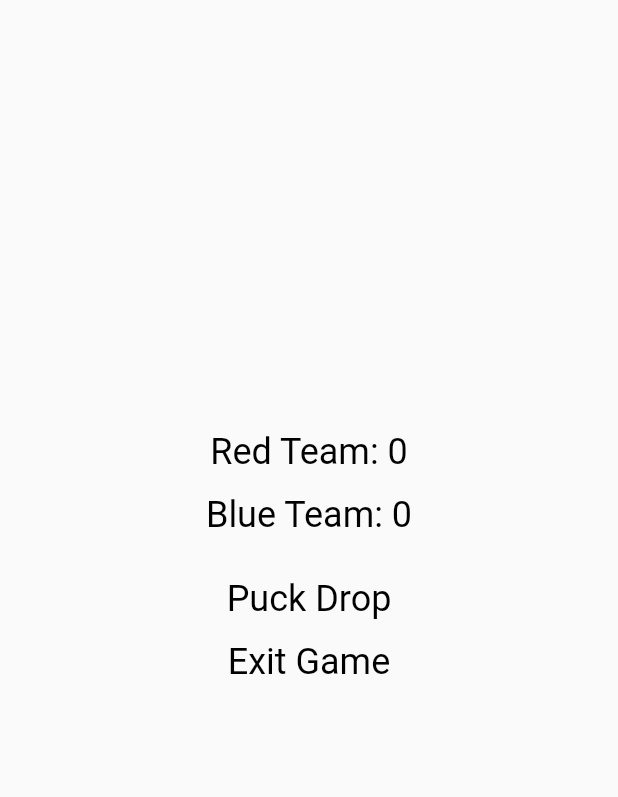
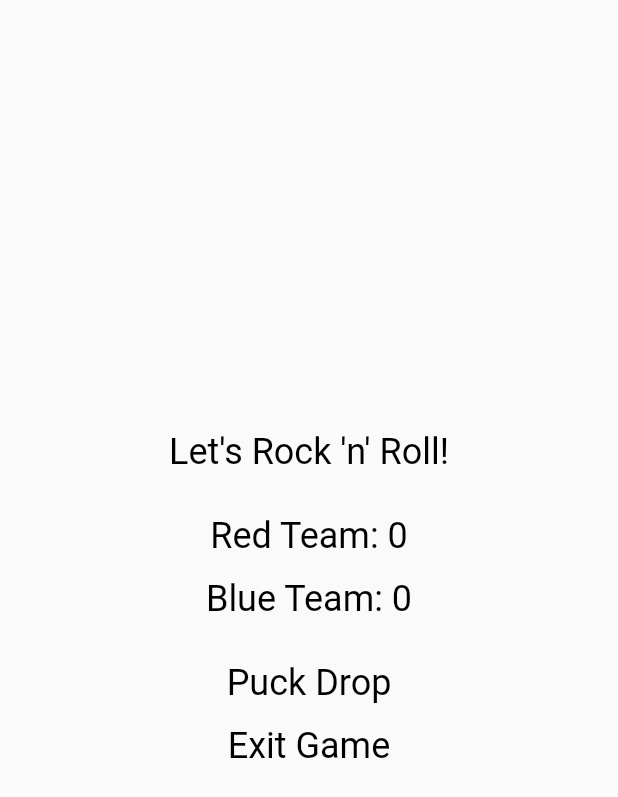
Before and after one commit to peeweesusername/airhockey, a Flutter app: what faceoffMenuBuilder() shows on an empty page, opened directly with empty values, on a phone screen of 412 x 824 dp. Shown: the top 797 px of the screen. Run offline on Flutter 3.47's test engine with Material 2 defaults, Android fonts, the phone set to English and light mode, and no system bars; missing offline and left inert: flame, flame_forge2d.

Commit message:
track and display who scored

```diff
--- a/lib/airHockeyStatefull.dart
+++ b/lib/airHockeyStatefull.dart
@@ -18,9 +18,11 @@ class _AirHockeyGameStatefull extends State<AirHockeyGameStatefull> {
   void PlayreScored(PlayerColor whichplayer) {
     setState(() {
       if (whichplayer == PlayerColor.redPlayer) {
+        myAirHockeyGame.whoScored = PlayerColor.redPlayer;
         _playerRedScore++;
       }
       else {
+        myAirHockeyGame.whoScored = PlayerColor.bluePlayer;
         _playerBlueScore++;
       }
       myAirHockeyGame.removePuck();
--- a/lib/airhockeygame.dart
+++ b/lib/airhockeygame.dart
@@ -19,12 +19,13 @@ class AirHockeyGame extends Forge2DGame with HasDraggables, TapDetector {
   int redscore = 0;
   int bluescore = 0;
   PlayerColor theWinner = PlayerColor.noPlayer;
+  PlayerColor whoScored = PlayerColor.noPlayer;
+  Vector2 redHomePosition = Vector2.zero();
+  Vector2 blueHomePosition = Vector2.zero();
   late Body gameBody;
   late Vector2 gameSize;
   late PlayerPaddle redplayer;
   late PlayerPaddle blueplayer;
-  Vector2 redHomePosition = Vector2.zero();
-  Vector2 blueHomePosition = Vector2.zero();
   late ThePuck thePuck;
   late Function(PlayerColor) PlayreScored;
   late Function() NewGame;
--- a/lib/gamemenus.dart
+++ b/lib/gamemenus.dart
@@ -32,6 +32,16 @@ Widget pauseMenuBuilder(BuildContext buildContext, AirHockeyGame game) {
 }
 
 Widget faceoffMenuBuilder(BuildContext buildContext, AirHockeyGame game) {
+  Text  whoScoredText;
+  if (game.whoScored == PlayerColor.redPlayer) {
+    whoScoredText =  Text('Team Red Scores!', style: TextStyle(fontSize: 24, color: Colors.black));
+  }
+  else if (game.whoScored == PlayerColor.bluePlayer) {
+    whoScoredText = Text('Team Blue Scores!', style: TextStyle(fontSize: 24, color: Colors.black));
+  }
+  else {
+    whoScoredText = Text("Let's Rock 'n' Roll!", style: TextStyle(fontSize: 24, color: Colors.black));
+  }
   return Center(
     child: Container(
       width: 250,
@@ -40,6 +50,8 @@ Widget faceoffMenuBuilder(BuildContext buildContext, AirHockeyGame game) {
       child:  Center(
         child: Column (
           children: [
+            whoScoredText,
+            const Text('', style: TextStyle(fontSize: 24)),
             Text('Red Team: '  + game.redscore.toString(), style: TextStyle(fontSize: 24, color: Colors.black)),
             const Text('', style: TextStyle(fontSize: 12)),
             Text('Blue Team: '  + game.bluescore.toString(), style: TextStyle(fontSize: 24, color: Colors.black)),
```
